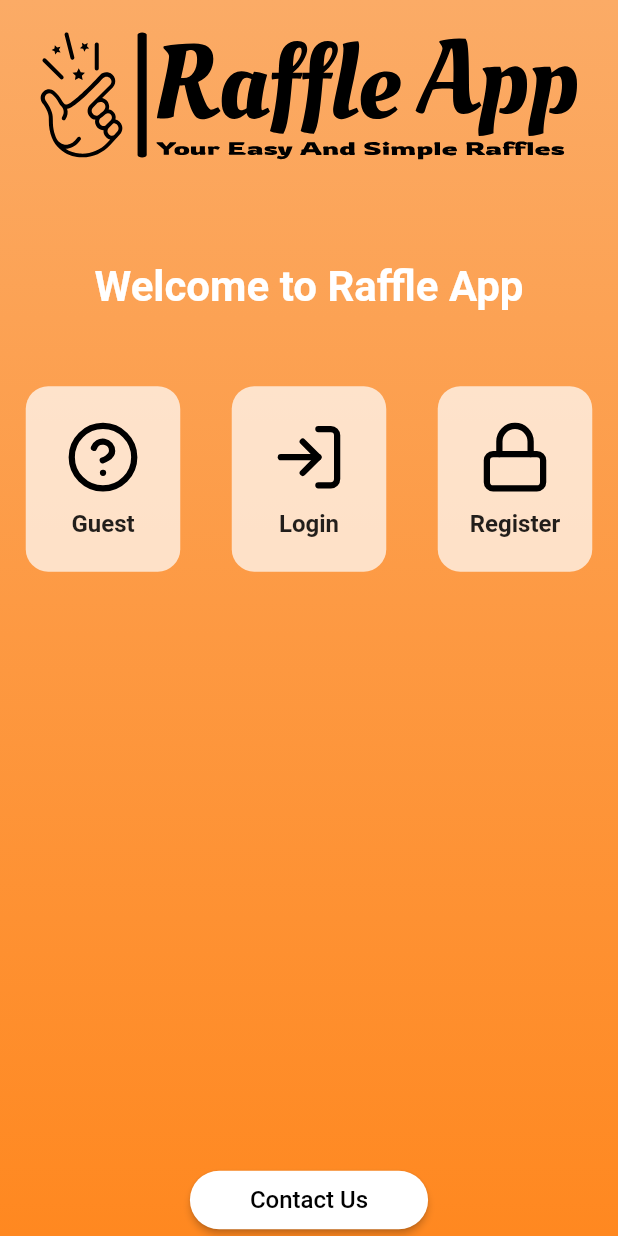
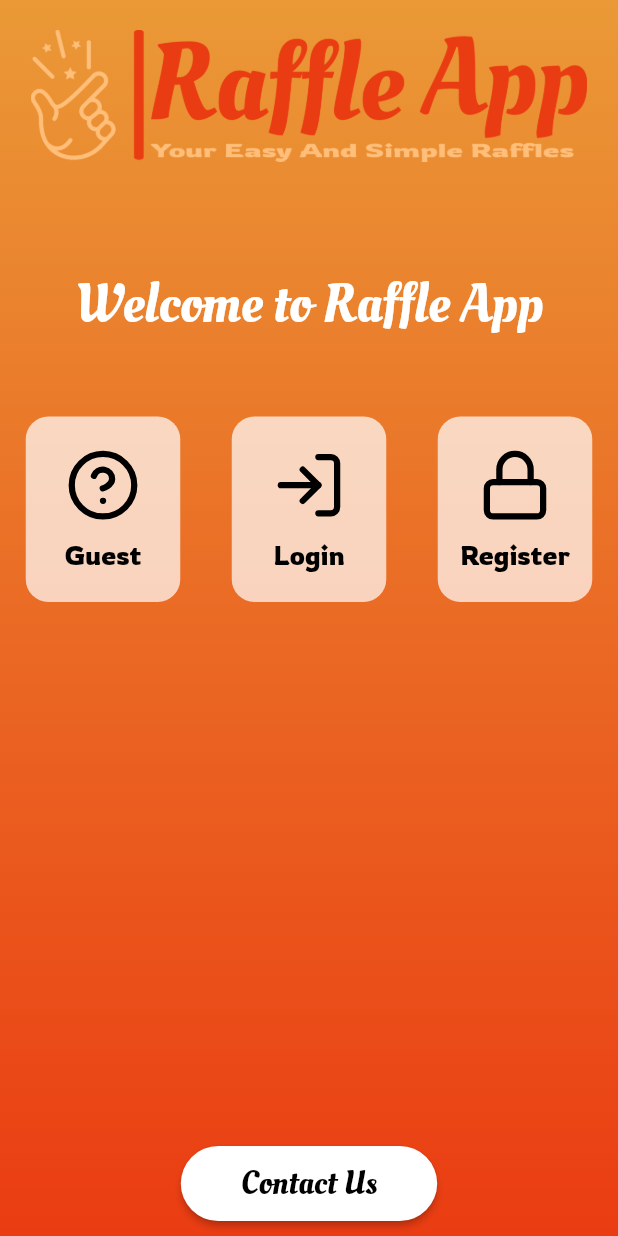
Before and after one commit to NexusFireMan/app_raffle, a Flutter app: the screen it shows after launch, on a phone screen of 412 x 824 dp. Run offline on Flutter 3.47's test engine with Material 2 defaults, Android fonts, the phone set to English and light mode, and no system bars; our stand-ins replace flutter_svg.

Commit message:
Theme Style

```diff
--- a/lib/main.dart
+++ b/lib/main.dart
@@ -3,6 +3,7 @@ import 'package:flutter_localizations/flutter_localizations.dart';
 import '../src/locale.dart';
 //import '../page/guest.dart';
 import '../page/landing.dart';
+import 'src/theme.dart';
 //import '../page/login.dart';
 //import '../page/register.dart';
 
@@ -18,10 +19,7 @@ class MyApp extends StatelessWidget {
     return MaterialApp(
       title: 'Raffle App',
       debugShowCheckedModeBanner: false,
-      theme: ThemeData(
-        primarySwatch: Colors.orange,
-        fontFamily: 'Roboto',
-      ),
+      theme: MyTheme.lightTheme,
       supportedLocales: kSupportedLanguages,
       localizationsDelegates: [
         AppLocalizations.delegate,
--- a/lib/page/landing.dart
+++ b/lib/page/landing.dart
@@ -9,6 +9,7 @@ class LandingPage extends StatelessWidget {
   Widget build(BuildContext context) {
     final size = MediaQuery.of(context).size;
 
+    // Translate var
     var lan = AppLocalizations.of(context);
 
     return Scaffold(
@@ -21,43 +22,49 @@ class LandingPage extends StatelessWidget {
               begin: Alignment.topCenter,
               end: Alignment.bottomCenter,
               colors: [
-                Color(0xFFFBAB66),
-                Color.fromARGB(255, 255, 136, 32),
+                Color(0xFFEA9937),
+                Color(0xFFEA3C12),
               ],
             ),
           ),
           child: Column(
             mainAxisAlignment: MainAxisAlignment.spaceEvenly,
             children: [
-              SvgPicture.asset(
-                'assets/images/logo.svg',
-                width: size.width * 0.9,
+              // Image for heading
+              Padding(
+                padding: const EdgeInsets.all(20.0),
+                child: Image.asset(
+                  'assets/images/logo.png',
+                  width: size.width * 0.9,
+                ),
+              ),
+              // Heading space
+              const SizedBox(height: 50),
+              // Title for landing
+              Text(
+                lan!.translate('landing_title'),
+                style: Theme.of(context).textTheme.displayLarge,
               ),
               const SizedBox(height: 50),
-              Text(
-                lan!.translate('landing_title'),
-                style: const TextStyle(
-                  color: Colors.white,
-                  fontSize: 28,
-                  fontWeight: FontWeight.bold,
-                ),
-              ),
-              const SizedBox(height: 50),
+              // Row for button
               Row(
                 mainAxisAlignment: MainAxisAlignment.spaceAround,
                 children: [
+                  // Button guest
                   _buildButton(
                     context,
                     lan.translate('landing_guest'),
                     'assets/icons/guest.svg',
                     '/guest',
                   ),
+                  // Button Login
                   _buildButton(
                     context,
                     lan.translate('landing_login'),
                     'assets/icons/login.svg',
                     '/login',
                   ),
+                  // Buton register
                   _buildButton(
                     context,
                     lan.translate('landing_register'),
@@ -66,8 +73,9 @@ class LandingPage extends StatelessWidget {
                   ),
                 ],
               ),
-              //const SizedBox(height: 20),
+              // Expand body
               const Expanded(child: SizedBox()),
+              // Button for contact us
               ElevatedButton(
                 onPressed: () => {},
                 style: ButtonStyle(
@@ -86,8 +94,12 @@ class LandingPage extends StatelessWidget {
                 ),
                 child: Text(
                   lan.translate('landing_contact'),
-                  style: const TextStyle(fontSize: 16),
+                  style: Theme.of(context).textTheme.bodyLarge,
                 ),
+              ),
+              // Separated
+              const SizedBox(
+                height: 10,
               ),
             ],
           ),
@@ -96,6 +108,7 @@ class LandingPage extends StatelessWidget {
     );
   }
 
+  // Construct for button
   Widget _buildButton(
       BuildContext context, String label, String image, String route) {
     final size = MediaQuery.of(context).size;
@@ -119,7 +132,7 @@ class LandingPage extends StatelessWidget {
             const SizedBox(height: 10),
             Text(
               label,
-              style: const TextStyle(fontSize: 16, fontWeight: FontWeight.bold),
+              style: Theme.of(context).textTheme.bodyMedium,
             ),
           ],
         ),
--- a/lib/src/locale.dart
+++ b/lib/src/locale.dart
@@ -2,6 +2,7 @@ import 'dart:convert';
 import 'package:flutter/material.dart';
 import 'package:flutter/services.dart';
 
+// Supported Languages
 const kSupportedLanguages = [
   Locale('en', ''),
   Locale('es', ''),
@@ -9,7 +10,7 @@ const kSupportedLanguages = [
 
 class AppLocalizations {
   final Locale _locale;
-  Map<String, dynamic> _messages = Map();
+  Map<String, dynamic> _messages = {};
 
   AppLocalizations(this._locale);
 
@@ -19,6 +20,7 @@ class AppLocalizations {
   static LocalizationsDelegate<AppLocalizations> delegate =
       _AppLocalizationsDelegate();
 
+  // Charge language code
   Future<void> loadMessage() async {
     String jsonMessage = "";
     try {
@@ -31,13 +33,14 @@ class AppLocalizations {
     _messages = json.decode(jsonMessage);
   }
 
+  // Translate strings
   String translate(String key) {
     if (_messages.containsKey(key)) {
       return _messages[key];
     } else {
       var valLotated = key;
       assert(() {
-        valLotated = 'Falta traducción de $key';
+        valLotated = 'Missing translation of $key';
         return true;
       }());
 
--- /dev/null
+++ b/lib/src/theme.dart
@@ -0,0 +1,36 @@
+import 'package:flutter/material.dart';
+
+class MyTheme {
+  static ThemeData lightTheme = ThemeData(
+    primaryColor: const Color(0xFFEA3C12),
+    textTheme: const TextTheme(
+      bodyLarge: TextStyle(
+        fontFamily: 'Oleo Script',
+        fontSize: 22.0,
+        fontWeight: FontWeight.w300,
+        color: Colors.black,
+      ),
+      bodyMedium: TextStyle(
+        fontFamily: 'Rowdies',
+        fontSize: 18.0,
+        fontWeight: FontWeight.w400,
+        color: Colors.black,
+      ),
+      displayLarge: TextStyle(
+        fontFamily: 'Oleo Script',
+        fontSize: 36.0,
+        fontWeight: FontWeight.w200,
+        color: Colors.white,
+      ),
+      displayMedium: TextStyle(
+        fontFamily: 'Rowdies',
+        fontSize: 24.0,
+        fontWeight: FontWeight.bold,
+        color: Colors.black,
+      ),
+    ),
+    colorScheme: ColorScheme.fromSwatch()
+        .copyWith(secondary: const Color(0xFFFFBE79))
+        .copyWith(background: const Color(0xFFEA9937)),
+  );
+}
```
Also changed, not shown: pubspec.yaml (+8 -0 lines), assets/fonts/OleoScriptRegular.ttf (added), assets/fonts/RowdiesRegular.ttf (added), assets/images/logo.png (added).
